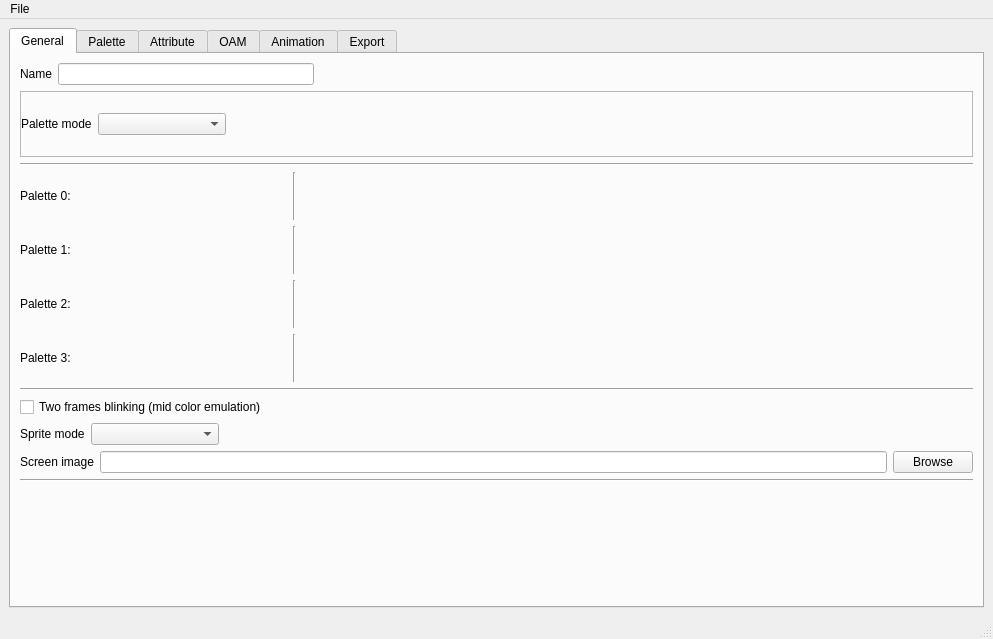
The window that FamiScreen/mainwindow.ui (evgenykzz2/FamiTool) describes before a commit, drawn with Qt 5.
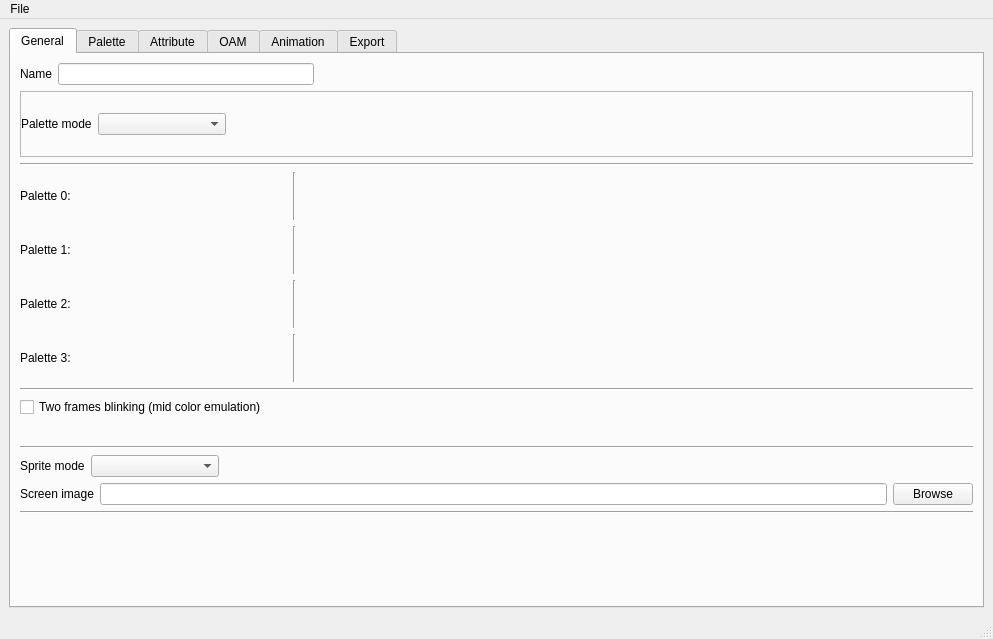
The same window after the commit. The open tabs and pages were chosen to show the change.

Commit message: Added sprites blinking

Patch:
```diff
--- a/FamiScreen/mainwindow.ui
+++ b/FamiScreen/mainwindow.ui
@@ -957,6 +957,58 @@
           </item>
          </layout>
         </item>
+        <item>
+         <widget class="QWidget" name="widget_blink_palette" native="true">
+          <layout class="QHBoxLayout" name="horizontalLayout_15">
+           <property name="leftMargin">
+            <number>0</number>
+           </property>
+           <property name="topMargin">
+            <number>0</number>
+           </property>
+           <property name="rightMargin">
+            <number>0</number>
+           </property>
+           <property name="bottomMargin">
+            <number>0</number>
+           </property>
+           <item>
+            <widget class="QLabel" name="label_blink_palette">
+             <property name="text">
+              <string/>
+             </property>
+            </widget>
+           </item>
+           <item>
+            <widget class="QLabel" name="label_blink_palette_sprite">
+             <property name="text">
+              <string/>
+             </property>
+            </widget>
+           </item>
+           <item>
+            <spacer name="horizontalSpacer_10">
+             <property name="orientation">
+              <enum>Qt::Horizontal</enum>
+             </property>
+             <property name="sizeHint" stdset="0">
+              <size>
+               <width>936</width>
+               <height>17</height>
+              </size>
+             </property>
+            </spacer>
+           </item>
+          </layout>
+         </widget>
+        </item>
+        <item>
+         <widget class="Line" name="line_16">
+          <property name="orientation">
+           <enum>Qt::Horizontal</enum>
+          </property>
+         </widget>
+        </item>
         <item>
          <widget class="QWidget" name="widget" native="true">
           <layout class="QHBoxLayout" name="horizontalLayout_3">
```
Left out of the diff: 2 changed lines with no effect on the pictures. The commit also changes 15 other files.
